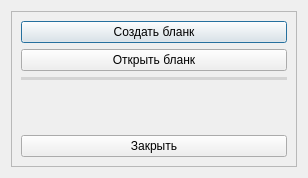
Above: dialog.ui from OldBoots/StudentApp before the change. Below: the same form after it.
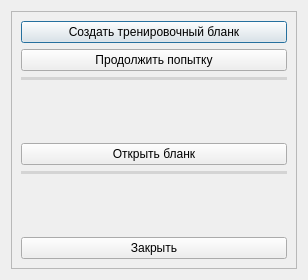
That is the form after the change.

Patch:
```diff
--- a/dialog.ui
+++ b/dialog.ui
@@ -10,7 +10,7 @@
     <x>0</x>
     <y>0</y>
     <width>308</width>
-    <height>178</height>
+    <height>280</height>
    </rect>
   </property>
   <property name="windowTitle">
@@ -32,10 +32,45 @@
       <item>
        <widget class="QPushButton" name="butt_create">
         <property name="text">
-         <string>Создать бланк</string>
+         <string>Создать тренировочный бланк</string>
         </property>
        </widget>
       </item>
+      <item>
+       <widget class="QPushButton" name="butt_continue">
+        <property name="text">
+         <string>Продолжить попытку</string>
+        </property>
+       </widget>
+      </item>
+      <item>
+       <widget class="Line" name="line_2">
+        <property name="styleSheet">
+         <string notr="true">border-radius: 10px;
+border-color: beige;
+background-color: #d4d4d4;</string>
+        </property>
+        <property name="frameShadow">
+         <enum>QFrame::Raised</enum>
+        </property>
+        <property name="orientation">
+         <enum>Qt::Horizontal</enum>
+        </property>
+       </widget>
+      </item>
+      <item>
+       <spacer name="verticalSpacer_2">
+        <property name="orientation">
+         <enum>Qt::Vertical</enum>
+        </property>
+        <property name="sizeHint" stdset="0">
+         <size>
+          <width>20</width>
+          <height>40</height>
+         </size>
+        </property>
+       </spacer>
+      </item>
       <item>
        <widget class="QPushButton" name="butt_open">
         <property name="text">
```
